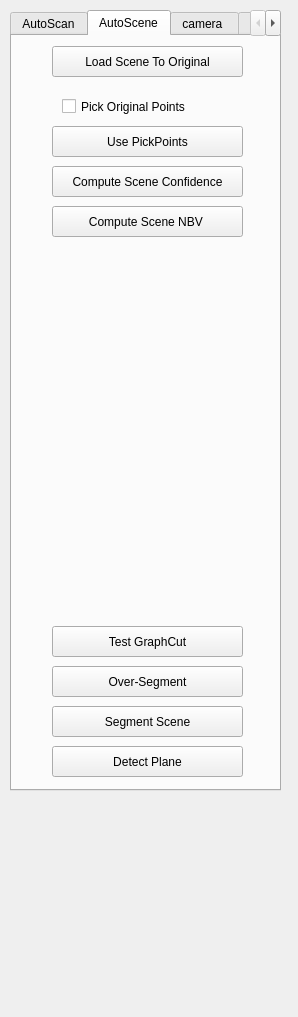
Qt form Currently-Using-Quality-Driven-Poisson-Guided-Autoscanning/Point Cloud/UI/camera_para.ui (sunwaylive/proactive-learning-on-scenes) before a commit.
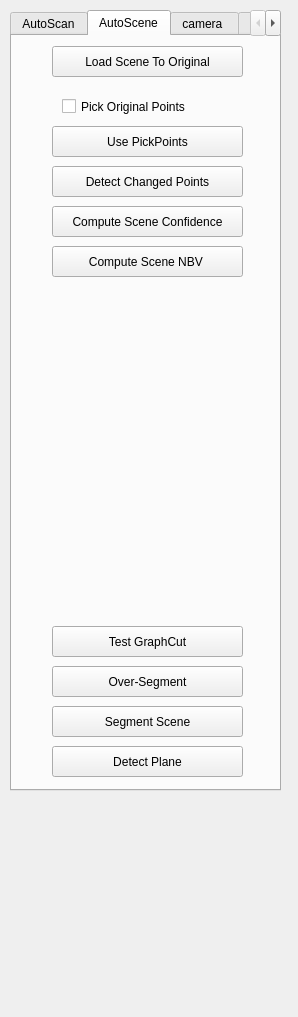
The same form after that commit.

Diff of the .ui file:
```diff
--- a/Currently-Using-Quality-Driven-Poisson-Guided-Autoscanning/Point Cloud/UI/camera_para.ui
+++ b/Currently-Using-Quality-Driven-Poisson-Guided-Autoscanning/Point Cloud/UI/camera_para.ui
@@ -305,7 +305,7 @@
      <property name="geometry">
       <rect>
        <x>40</x>
-       <y>130</y>
+       <y>170</y>
        <width>191</width>
        <height>31</height>
       </rect>
@@ -350,7 +350,7 @@
      <property name="geometry">
       <rect>
        <x>40</x>
-       <y>170</y>
+       <y>210</y>
        <width>191</width>
        <height>31</height>
       </rect>
@@ -398,6 +398,22 @@
       <string>Segment Scene</string>
      </property>
     </widget>
+    <widget class="QPushButton" name="pushButton_detect_changed_points">
+     <property name="geometry">
+      <rect>
+       <x>40</x>
+       <y>130</y>
+       <width>191</width>
+       <height>31</height>
+      </rect>
+     </property>
+     <property name="text">
+      <string>Detect Changed Points</string>
+     </property>
+     <property name="shortcut">
+      <string>Alt+E</string>
+     </property>
+    </widget>
    </widget>
    <widget class="QWidget" name="tab">
     <attribute name="title">
```
